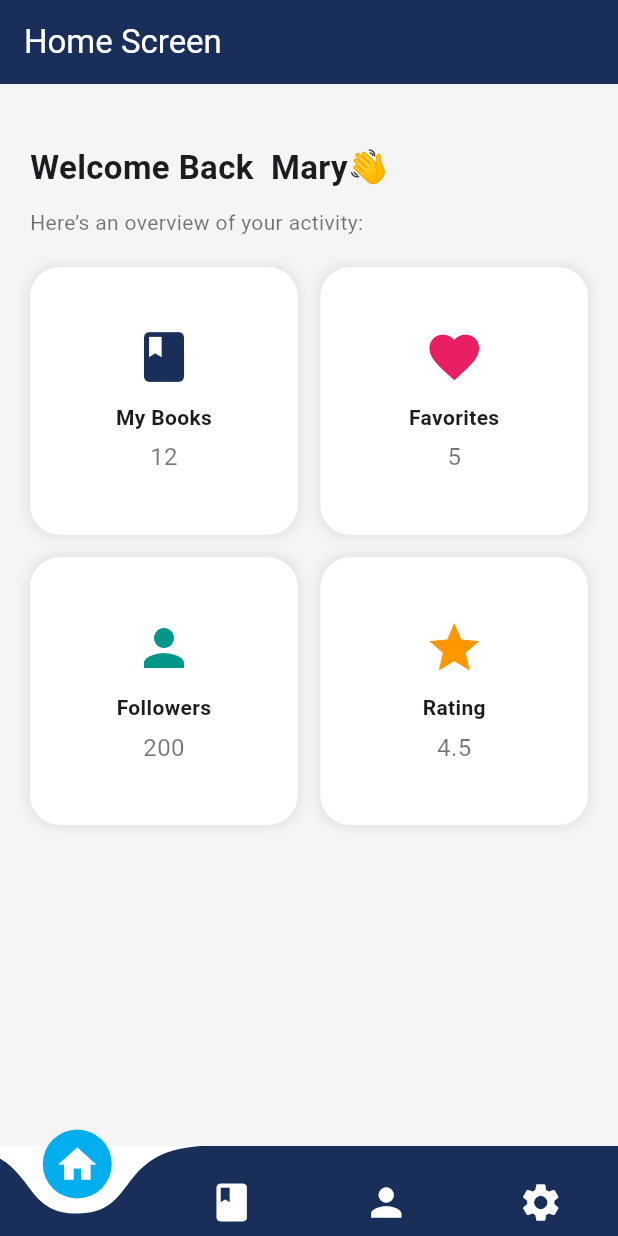
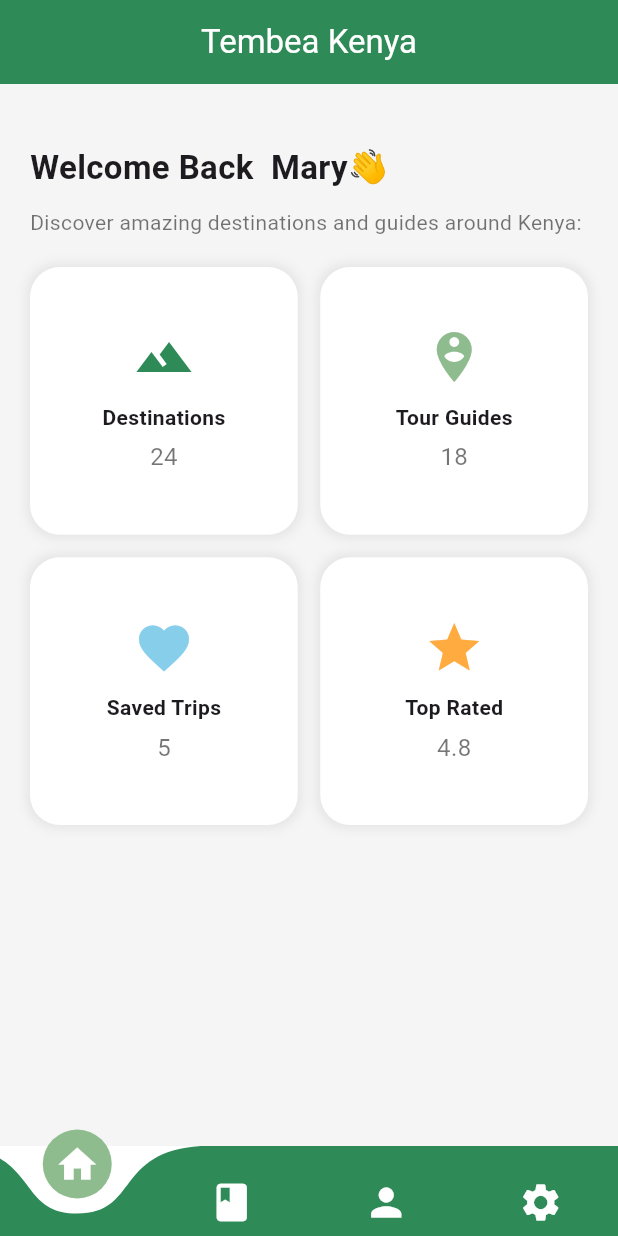
Before and after one commit to MarionOwino-ds/flutter_application_1, a Flutter app: the screen it shows after launch, after a tap on "Login", on a phone screen of 412 x 824 dp. Run offline on Flutter 3.47's test engine with Material 3 defaults, Android fonts, the phone set to English and light mode, and no system bars; drawn by our look-alikes of curved_navigation_bar; our stand-ins replace get, get_storage; network calls fail.

Commit message:
tembea kenya

```diff
--- a/lib/configs/colours.dart
+++ b/lib/configs/colours.dart
@@ -1,6 +1,5 @@
 import 'package:flutter/material.dart';
 
-
-Color primaryColor = Color(0xFF192F59);
-Color secondaryColor =   Color(0XFF02AEEE);
-Color tertiaryColor =    Color(0XFF75829B) ;
+Color primaryColor = const Color(0xFF2E8B57);
+Color secondaryColor = const Color(0xFF8FBC8F);
+Color tertiaryColor = const Color(0xFF87CEEB);
--- a/lib/views/screens/dashboard.dart
+++ b/lib/views/screens/dashboard.dart
@@ -23,7 +23,7 @@ class Dashboard extends StatelessWidget {
             ),
             const SizedBox(height: 10),
             const Text(
-              "Here’s an overview of your activity:",
+              "Discover amazing destinations and guides around Kenya:",
               style: TextStyle(color: Colors.black54),
             ),
             const SizedBox(height: 20),
@@ -33,10 +33,10 @@ class Dashboard extends StatelessWidget {
                 crossAxisSpacing: 15,
                 mainAxisSpacing: 15,
                 children: [
-                  _buildCard(Icons.book, "My Books", "12", primaryColor),
-                  _buildCard(Icons.favorite, "Favorites", "5", Colors.pink),
-                  _buildCard(Icons.person, "Followers", "200", Colors.teal),
-                  _buildCard(Icons.star, "Rating", "4.5", Colors.orange),
+                  _buildCard(Icons.landscape, "Destinations", "24", primaryColor),
+                  _buildCard(Icons.person_pin_circle, "Tour Guides", "18", secondaryColor),
+                  _buildCard(Icons.favorite, "Saved Trips", "5", tertiaryColor),
+                  _buildCard(Icons.star, "Top Rated", "4.8", Colors.orangeAccent),
                 ],
               ),
             ),
--- a/lib/views/screens/homescreen.dart
+++ b/lib/views/screens/homescreen.dart
@@ -1,10 +1,10 @@
-import 'package:curved_navigation_bar/curved_navigation_bar.dart';
 import 'package:flutter/material.dart';
 import 'package:flutter_application_1/configs/colours.dart';
 import 'package:flutter_application_1/views/screens/dashboard.dart';
-import 'package:flutter_application_1/views/screens/books.dart';
+import 'package:flutter_application_1/views/screens/sites.dart';
 import 'package:flutter_application_1/views/screens/profiles.dart';
 import 'package:flutter_application_1/views/screens/settings.dart';
+import 'package:curved_navigation_bar/curved_navigation_bar.dart';
 
 class HomeScreen extends StatefulWidget {
   const HomeScreen({super.key});
@@ -16,10 +16,9 @@ class HomeScreen extends StatefulWidget {
 class _HomeScreenState extends State<HomeScreen> {
   int selectedScreenIndex = 0;
 
-  // List of screens displayed by the bottom navigation bar
   final List<Widget> screens = const [
     Dashboard(),
-    Books(),
+    Sites(),
     Profiles(),
     Settings(),
   ];
@@ -29,18 +28,19 @@ class _HomeScreenState extends State<HomeScreen> {
     return Scaffold(
       backgroundColor: Colors.white,
       appBar: AppBar(
-        title: const Text("Home Screen"),
         backgroundColor: primaryColor,
+        title: const Text("Tembea Kenya"),
         foregroundColor: Colors.white,
+        centerTitle: true,
         elevation: 0,
       ),
       body: screens[selectedScreenIndex],
       bottomNavigationBar: CurvedNavigationBar(
-        backgroundColor: Colors.white,
+        index: selectedScreenIndex,
+        height: 60,
         color: primaryColor,
         buttonBackgroundColor: secondaryColor,
-        height: 60,
-        index: selectedScreenIndex,
+        backgroundColor: Colors.white,
         animationDuration: const Duration(milliseconds: 300),
         items: const [
           Icon(Icons.home, size: 30, color: Colors.white),
--- a/lib/views/screens/login_screen.dart
+++ b/lib/views/screens/login_screen.dart
@@ -4,10 +4,11 @@ import 'package:get/get.dart';
 import 'package:get_storage/get_storage.dart';
 
 LoginController loginController = Get.put(LoginController());
-var store =GetStorage();
+var store = GetStorage();
 
-TextEditingController usernameController=TextEditingController();
-TextEditingController passwordController=TextEditingController();
+TextEditingController usernameController = TextEditingController();
+TextEditingController passwordController = TextEditingController();
+
 class LoginScreen extends StatefulWidget {
   const LoginScreen({super.key});
 
@@ -18,14 +19,14 @@ class LoginScreen extends StatefulWidget {
 class _LoginScreenState extends State<LoginScreen> {
   @override
   Widget build(BuildContext context) {
-    var storedusername=store.read("username")??'';
-    usernameController.text=storedusername;
-    const maroon = Color(0xFF800000);
+    var storedusername = store.read("username") ?? '';
+    usernameController.text = storedusername;
+    const green = Color(0xFF2E8B57);
 
     return Scaffold(
       appBar: AppBar(
-        backgroundColor: maroon,
-        title: const Text("Login Screen"),
+        backgroundColor: green,
+        title: const Text("Tembea Kenya"),
         foregroundColor: Colors.white,
       ),
       body: Padding(
@@ -43,12 +44,12 @@ class _LoginScreenState extends State<LoginScreen> {
                     height: 120,
                     decoration: BoxDecoration(
                       shape: BoxShape.circle,
-                      color: maroon.withOpacity(0.1),
-                      border: Border.all(color: maroon, width: 3),
+                      color: green.withOpacity(0.1),
+                      border: Border.all(color: green, width: 3),
                     ),
                     child: ClipOval(
                       child: Image.network(
-                        "https://fastly.picsum.photos/id/237/200/300.jpg?hmac=TmmQSbShHz9CdQm0NkEjx1Dyh_Y984R9LpNrpvH2D_U",
+                        "https://images.unsplash.com/photo-1524492412937-b28074a5d7da?auto=format&fit=crop&w=400&q=80",
                         fit: BoxFit.cover,
                       ),
                     ),
@@ -66,6 +67,7 @@ class _LoginScreenState extends State<LoginScreen> {
               ),
               const SizedBox(height: 8),
               TextField(
+                controller: usernameController,
                 decoration: InputDecoration(
                   hintText: "enter email or phone number",
                   prefixIcon: const Icon(Icons.person_outline),
@@ -79,7 +81,7 @@ class _LoginScreenState extends State<LoginScreen> {
                   ),
                   focusedBorder: const OutlineInputBorder(
                     borderRadius: BorderRadius.all(Radius.circular(25)),
-                    borderSide: BorderSide(color: maroon, width: 2),
+                    borderSide: BorderSide(color: green, width: 2),
                   ),
                   contentPadding: const EdgeInsets.symmetric(
                     horizontal: 20,
@@ -98,6 +100,7 @@ class _LoginScreenState extends State<LoginScreen> {
               ),
               const SizedBox(height: 8),
               TextField(
+                controller: passwordController,
                 obscureText: true,
                 decoration: InputDecoration(
                   hintText: "enter password",
@@ -113,7 +116,7 @@ class _LoginScreenState extends State<LoginScreen> {
                   ),
                   focusedBorder: const OutlineInputBorder(
                     borderRadius: BorderRadius.all(Radius.circular(25)),
-                    borderSide: BorderSide(color: maroon, width: 2),
+                    borderSide: BorderSide(color: green, width: 2),
                   ),
                   contentPadding: const EdgeInsets.symmetric(
                     horizontal: 20,
@@ -125,7 +128,7 @@ class _LoginScreenState extends State<LoginScreen> {
               Center(
                 child: GestureDetector(
                   onTap: () {
-                    store.write("username",usernameController.text);
+                    store.write("username", usernameController.text);
                     loginController.setIsLoggedIn(true);
                     Get.offNamed('/homeScreen');
                   },
@@ -134,13 +137,13 @@ class _LoginScreenState extends State<LoginScreen> {
                     height: 55,
                     width: 200,
                     decoration: BoxDecoration(
-                      color: maroon.withOpacity(0.1),
+                      color: green.withOpacity(0.1),
                       borderRadius: BorderRadius.circular(25),
                     ),
                     child: const Text(
                       "Login",
                       style: TextStyle(
-                        color: maroon,
+                        color: green,
                         fontSize: 16,
                         fontWeight: FontWeight.w600,
                       ),
@@ -165,7 +168,7 @@ class _LoginScreenState extends State<LoginScreen> {
                       style: TextStyle(
                         fontSize: 14,
                         fontWeight: FontWeight.bold,
-                        color: maroon,
+                        color: green,
                       ),
                     ),
                   ),
```
Also changed, not shown: lib/views/screens/books.dart (deleted, +0 -38 lines), lib/views/screens/signup_screen.dart (+22 -21 lines), lib/views/screens/sites.dart (added, +41 -0 lines).
